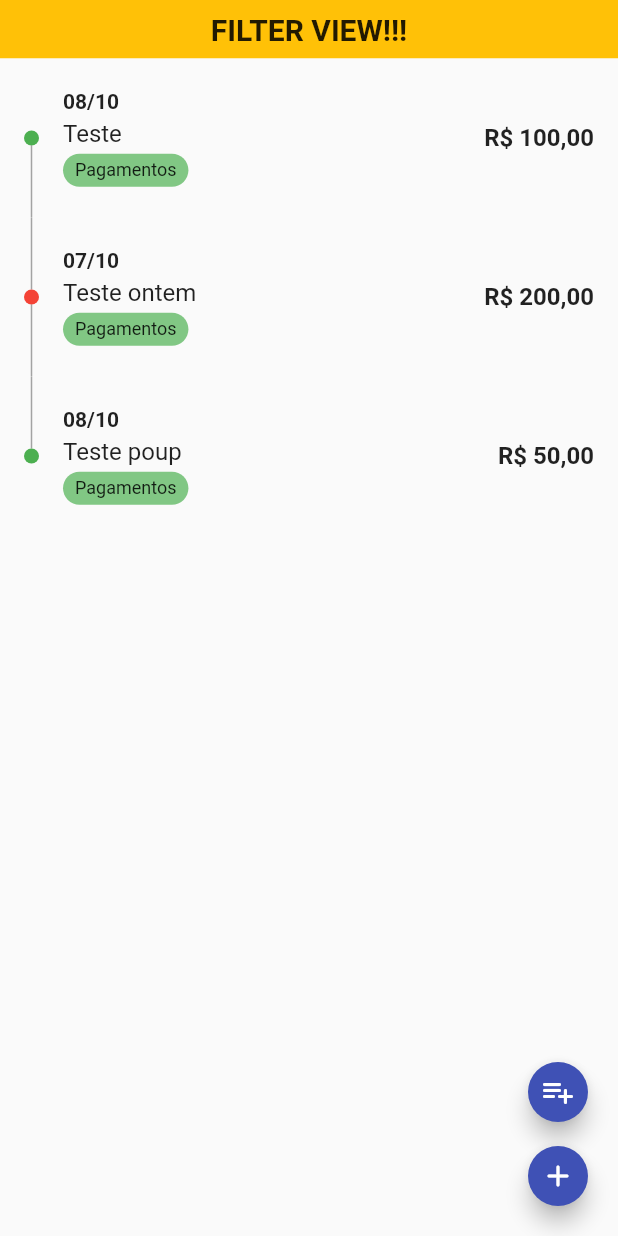
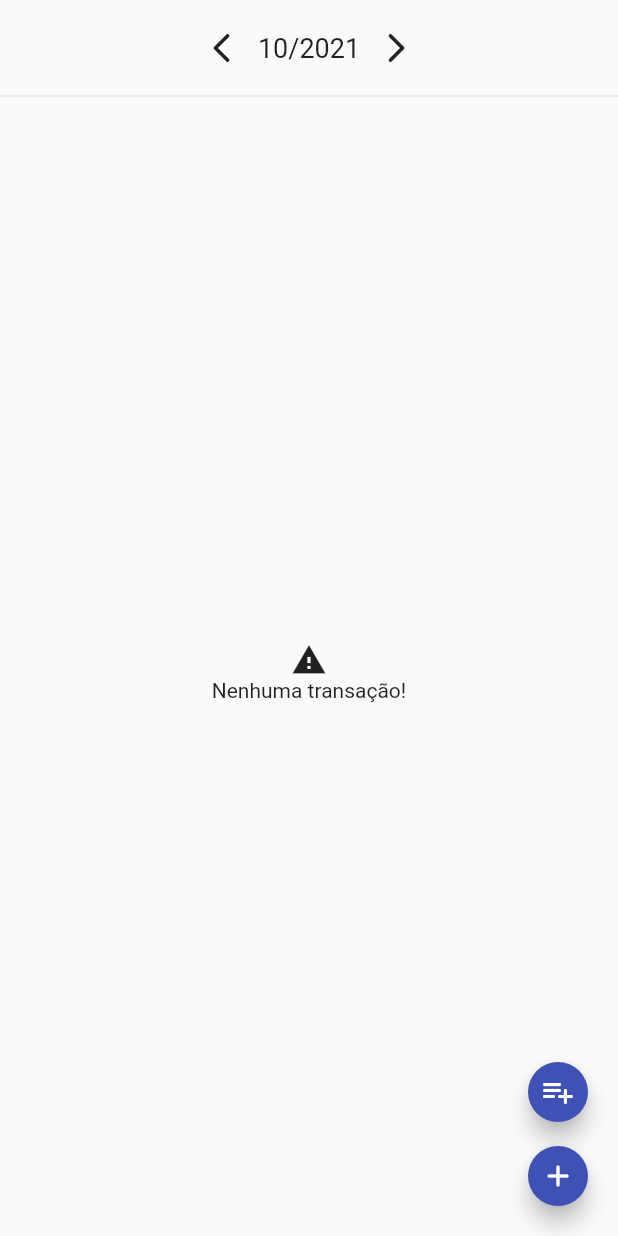
Before and after one commit to thiagoperea/organeasy, a Flutter app: the TransactionsPage screen opened directly, on a phone screen of 412 x 824 dp. Run offline on Flutter 3.47's test engine with Material 2 defaults, Android fonts, the phone set to English and light mode, and no system bars; our stand-ins replace bloc, flutter_bloc, hive, hive_flutter; accounts and stored records are empty.

Commit message:
transactions screen partial commit

```diff
--- a/lib/data/model/category_data.dart
+++ b/lib/data/model/category_data.dart
@@ -1,7 +1,13 @@
 import 'package:hive/hive.dart';
 
+part 'category_data.g.dart';
+
+@HiveType(typeId: 2)
 class CategoryData extends HiveObject {
+  @HiveField(0)
   final int id;
+
+  @HiveField(1)
   final String description;
 
   CategoryData({
--- a/lib/data/model/transaction_data.dart
+++ b/lib/data/model/transaction_data.dart
@@ -2,16 +2,32 @@ import 'dart:convert';
 
 import 'package:hive/hive.dart';
 
+part 'transaction_data.g.dart';
+
+@HiveType(typeId: 0)
 class TransactionData extends HiveObject {
-
+  @HiveField(0)
   final int walletId;
 
+  @HiveField(1)
   final int transactionType;
+
+  @HiveField(2)
   final int categoryId;
+
+  @HiveField(3)
   final int? goalId;
+
+  @HiveField(4)
   final String description;
+
+  @HiveField(5)
   final DateTime dueDate;
+
+  @HiveField(6)
   final double value;
+
+  @HiveField(7)
   final bool isDone;
 
   TransactionData({
--- a/lib/presentation/new_transaction/new_transaction_page.dart
+++ b/lib/presentation/new_transaction/new_transaction_page.dart
@@ -3,6 +3,7 @@ import 'package:flutter/material.dart';
 import 'package:flutter/widgets.dart';
 import 'package:flutter_bloc/flutter_bloc.dart';
 import 'package:intl/intl.dart';
+import 'package:organeasy/common_widgets/progress_loading.dart';
 import 'package:organeasy/presentation/new_transaction/cubit/new_transaction_cubit.dart';
 import 'package:organeasy/presentation/new_transaction/views/category_dropdown.dart';
 import 'package:organeasy/presentation/new_transaction/views/description_field.dart';
@@ -58,10 +59,10 @@ class _NewTransactionPageState extends State<NewTransactionPage> {
           body: BlocBuilder<NewTransactionCubit, NewTransactionState>(
             builder: (ctx, state) {
               if (state is LoadingScreen) {
-                return Center(child: CircularProgressIndicator());
+                return Center(child: ProgressLoading(loadingDescription: "Carregando..."));
               }
 
-              return Padding(
+              return SingleChildScrollView(
                 padding: const EdgeInsets.all(16.0),
                 child: Form(
                   key: _formKey,
@@ -129,28 +130,22 @@ class _NewTransactionPageState extends State<NewTransactionPage> {
       showDialog(
         context: context,
         builder: (context) => AlertDialog(
-          content: Column(
-            mainAxisSize: MainAxisSize.min,
-            crossAxisAlignment: CrossAxisAlignment.center,
-            children: [
-              CircularProgressIndicator(),
-              SizedBox(height: 8),
-              Text("Salvando transação..."),
-            ],
-          ),
+          content: ProgressLoading(loadingDescription: "Salvando transação..."),
         ),
       );
       return;
     }
 
     if (state is TransactionSaved) {
-      // ! TODO: remove dialog, show success, return to screen
       Navigator.pop(context);
+      ScaffoldMessenger.of(context).showSnackBar(SnackBar(content: Text("Transação criada com sucesso!")));
+      Navigator.pop(context, true);
       return;
     }
 
     if (state is TransactionError) {
-      // ! TODO: remove dialog, show error
+      Navigator.pop(context);
+      ScaffoldMessenger.of(context).showSnackBar(SnackBar(content: Text("Erro ao criar transação!")));
       return;
     }
   }
@@ -175,7 +170,8 @@ class _NewTransactionPageState extends State<NewTransactionPage> {
       context: context,
       initialEntryMode: DatePickerEntryMode.calendarOnly,
       initialDate: DateTime.now(),
-      firstDate: DateTime(2015, 1, 1), // ! TODO: INITIAL AND LAST TIME??
+      firstDate: DateTime(2015, 1, 1),
+      // ! TODO: INITIAL AND LAST TIME??
       lastDate: DateTime(2030, 1, 1),
     );
 
--- /dev/null
+++ b/lib/presentation/transactions/cubit/transactions_state.dart
@@ -0,0 +1,14 @@
+part of 'transactions_cubit.dart';
+
+@immutable
+abstract class TransactionsState {}
+
+class TransactionsLoading extends TransactionsState {}
+
+class TransactionsLoaded extends TransactionsState {
+  final List<TransactionData> dataset;
+
+  TransactionsLoaded(this.dataset);
+}
+
+class TransactionsError extends TransactionsState {}
--- a/lib/presentation/transactions/transactions_page.dart
+++ b/lib/presentation/transactions/transactions_page.dart
@@ -1,67 +1,85 @@
 import 'package:flutter/cupertino.dart';
 import 'package:flutter/material.dart';
-import 'package:flutter/painting.dart';
 import 'package:flutter/widgets.dart';
-import 'package:intl/intl.dart';
+import 'package:flutter_bloc/flutter_bloc.dart';
+import 'package:organeasy/common_widgets/progress_loading.dart';
+import 'package:organeasy/data/model/category_data.dart';
 import 'package:organeasy/data/model/transaction_data.dart';
 import 'package:organeasy/presentation/new_transaction/new_transaction_page.dart';
+import 'package:organeasy/presentation/transactions/cubit/transactions_cubit.dart';
+import 'package:organeasy/presentation/transactions/views/transaction_item.dart';
 
-class TransactionsPage extends StatelessWidget {
-  TransactionsPage({Key? key}) : super(key: key);
+class TransactionsPage extends StatefulWidget {
+  const TransactionsPage({Key? key}) : super(key: key);
 
-  final List<TransactionData> _mockItems = [
-    TransactionData(
-      walletId: 0,
-      transactionType: TransactionType.receive.index,
-      categoryId: 0,
-      description: "Teste",
-      dueDate: DateTime.now(),
-      value: 100.0,
-      isDone: true,
-    ),
-    TransactionData(
-        walletId: 0,
-        transactionType: TransactionType.pay.index,
-        categoryId: 1,
-        description: "Teste ontem",
-        dueDate: DateTime.now().add(Duration(days: -1)),
-        value: 200.0,
-        isDone: false),
-    TransactionData(
-      walletId: 0,
-      transactionType: TransactionType.save.index,
-      categoryId: 2,
-      description: "Teste poup",
-      dueDate: DateTime.now(),
-      value: 50.0,
-      isDone: true,
-    ),
-  ];
+  @override
+  State<TransactionsPage> createState() => _TransactionsPageState();
+}
+
+class _TransactionsPageState extends State<TransactionsPage> {
+  final TransactionsCubit _cubit = TransactionsCubit();
+  late String _monthDescription;
+
+  @override
+  void initState() {
+    _cubit.loadTransactions();
+    _monthDescription = _cubit.getMonthFormatted();
+    super.initState();
+  }
 
   @override
   Widget build(BuildContext context) {
-    return Scaffold(
+    return BlocProvider<TransactionsCubit>(
+      create: (context) => _cubit,
+      child: Scaffold(
         body: Column(
           mainAxisSize: MainAxisSize.max,
           children: [
-          Container(
-            padding: EdgeInsets.all(8),
-            alignment: Alignment.center,
-            width: double.maxFinite,
-            color: Colors.amber,
-            child: Text(
-              "FILTER VIEW!!!",
-              style: TextStyle(fontSize: 20, fontWeight: FontWeight.bold),
+            SizedBox(height: 8),
+            Row(
+              mainAxisAlignment: MainAxisAlignment.center,
+              children: [
+                IconButton(
+                    icon: Icon(Icons.arrow_back_ios_rounded),
+                    onPressed: () {
+                      _cubit.setPreviousMonth();
+                      setState(() {
+                        _monthDescription = _cubit.getMonthFormatted();
+                      });
+                    }),
+                Text(_monthDescription, style: TextStyle(fontSize: 18.0)),
+                IconButton(
+                    icon: Icon(Icons.arrow_forward_ios_rounded),
+                    onPressed: () {
+                      _cubit.setNextMonth();
+                      setState(() {
+                        _monthDescription = _cubit.getMonthFormatted();
+                      });
+                    }),
+              ],
             ),
-          ),
+            Divider(),
             Expanded(
-            child: ListView.builder(
-              itemCount: _mockItems.length,
-              itemBuilder: (context, idx) => _TransactionItem(
-                data: _mockItems[idx],
-                isFirst: idx == 0,
-                isLast: idx == (_mockItems.length - 1),
-              ),
+              child: BlocBuilder<TransactionsCubit, TransactionsState>(
+                builder: (context, state) {
+                  if (state is TransactionsLoading) {
+                    return Center(
+                      child: ProgressLoading(loadingDescription: "Carregando..."),
+                    );
+                  }
+
+                  if (state is TransactionsLoaded) {
+                    return _TransactionList(dataset: state.dataset);
+                  }
+
+                  if (state is TransactionsError) {
+                    return Center(
+                      child: Container(width: 50, height: 50, color: Colors.red),
+                    );
+                  }
+
+                  return Container();
+                },
               ),
             ),
           ],
@@ -86,6 +104,7 @@ class TransactionsPage extends StatelessWidget {
             ),
           ],
         ),
+      ),
     );
   }
 
@@ -93,111 +112,44 @@ class TransactionsPage extends StatelessWidget {
     bool wasCreated = await Navigator.of(context).push<bool>(MaterialPageRoute(builder: (_) => NewTransactionPage())) ?? false;
 
     if (wasCreated) {
-      // ! TODO: call cubit to update screen
+      _cubit.loadTransactions();
     }
   }
 }
 
-class _TransactionItem extends StatelessWidget {
-  final TransactionData data;
-  final bool isFirst;
-  final bool isLast;
+class _TransactionList extends StatelessWidget {
+  final List<TransactionData> dataset;
 
-  const _TransactionItem({Key? key, required this.data, this.isFirst = false, this.isLast = false}) : super(key: key);
+  const _TransactionList({Key? key, required this.dataset}) : super(key: key);
 
   @override
   Widget build(BuildContext context) {
-    return Material(
-      child: InkWell(
-        onTap: () {
-          print("CLICKED ON $data");
-        },
-        child: Row(
-          crossAxisAlignment: CrossAxisAlignment.center,
+    if (dataset.isEmpty) {
+      return Column(
+        mainAxisAlignment: MainAxisAlignment.center,
         children: [
-            SizedBox(width: 16),
-            _timelineView(context, isFirst, isLast, data.isDone),
-            SizedBox(width: 16),
-            _descriptionView(data),
-            SizedBox(width: 16),
-            Expanded(
-              child: Text(
-                NumberFormat.simpleCurrency().format(data.value),
-                textAlign: TextAlign.end,
-                style: TextStyle(
-                  fontSize: 16,
-                  fontWeight: FontWeight.bold,
-                ),
-              ),
-            ),
-            SizedBox(width: 16),
-          ],
-        ),
-      ),
-    );
-  }
-
-  Widget _timelineView(BuildContext context, bool isFirst, bool isLast, bool isDone) {
-    final Color lineColor = Theme.of(context).colorScheme.onSurface.withOpacity(0.35);
-    final Color dotColor = isDone ? Colors.green : Colors.red;
-    final Color firstColor = isFirst ? Colors.transparent : lineColor;
-    final Color lastColor = isLast ? Colors.transparent : lineColor;
-
-    return Column(
-      children: [
-        Container(
-          width: 1,
-          height: 48,
-          color: firstColor,
-        ),
-        Container(
-          width: 10,
-          height: 10,
-          decoration: ShapeDecoration(
-            shape: CircleBorder(),
-            color: dotColor,
-          ),
-        ),
-        Container(
-          width: 1,
-          height: 48,
-          color: lastColor,
-        ),
+          Icon(Icons.warning),
+          Text("Nenhuma transação!"),
         ],
       );
     }
 
-  Widget _descriptionView(TransactionData data) {
-    String dueDate = DateFormat("dd/MM").format(data.dueDate);
+    return RefreshIndicator(
+      child: ListView.builder(
+        itemCount: dataset.length,
+        itemBuilder: (context, idx) {
+          final TransactionData _item = dataset[idx];
+          final CategoryData _category = context.read<TransactionsCubit>().getCategory(_item.categoryId);
 
-    return Column(
-      crossAxisAlignment: CrossAxisAlignment.start,
-      children: [
-        Text(
-          dueDate,
-          style: TextStyle(
-            fontWeight: FontWeight.bold,
-            fontSize: 14,
+          return TransactionItem(
+            transaction: _item,
+            category: _category,
+            isFirst: idx == 0,
+            isLast: idx == (dataset.length - 1),
+          );
+        },
       ),
-        ),
-        SizedBox(height: 4),
-        Text(
-          data.description,
-          style: TextStyle(fontSize: 16),
-        ),
-        SizedBox(height: 4),
-        Container(
-          padding: EdgeInsets.fromLTRB(8, 4, 8, 4),
-          decoration: BoxDecoration(
-            borderRadius: BorderRadius.all(Radius.circular(16)),
-            color: Colors.green.shade300,
-          ),
-          child: Text(
-            "Pagamentos", // ! TODO
-            style: TextStyle(fontSize: 12),
-          ),
-        ),
-      ],
+      onRefresh: () => context.read<TransactionsCubit>().loadTransactions(),
     );
   }
 }
```
Also changed, not shown: lib/common_widgets/progress_loading.dart (added, +20 -0 lines), lib/data/model/goal_data.dart (+12 -0 lines), lib/data/repository/transaction_repository.dart (+26 -10 lines), lib/presentation/home/home_page.dart (+4 -7 lines), lib/presentation/splash/cubit/splash_cubit.dart (+7 -2 lines), lib/presentation/transactions/cubit/transactions_cubit.dart (added, +60 -0 lines), lib/presentation/transactions/views/transaction_item.dart (added, +112 -0 lines), lib/data/model/category_data.g.dart (added), lib/data/model/goal_data.g.dart (added), lib/data/model/transaction_data.g.dart (added). Lines whose indentation alone changed are shown as unchanged.
